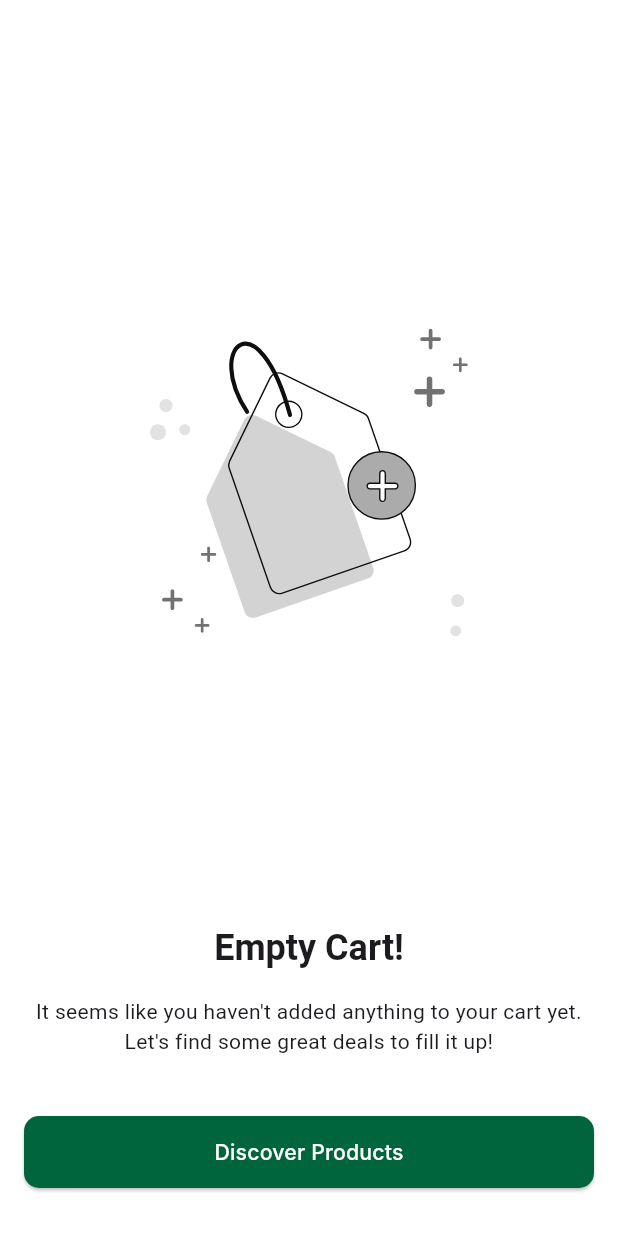
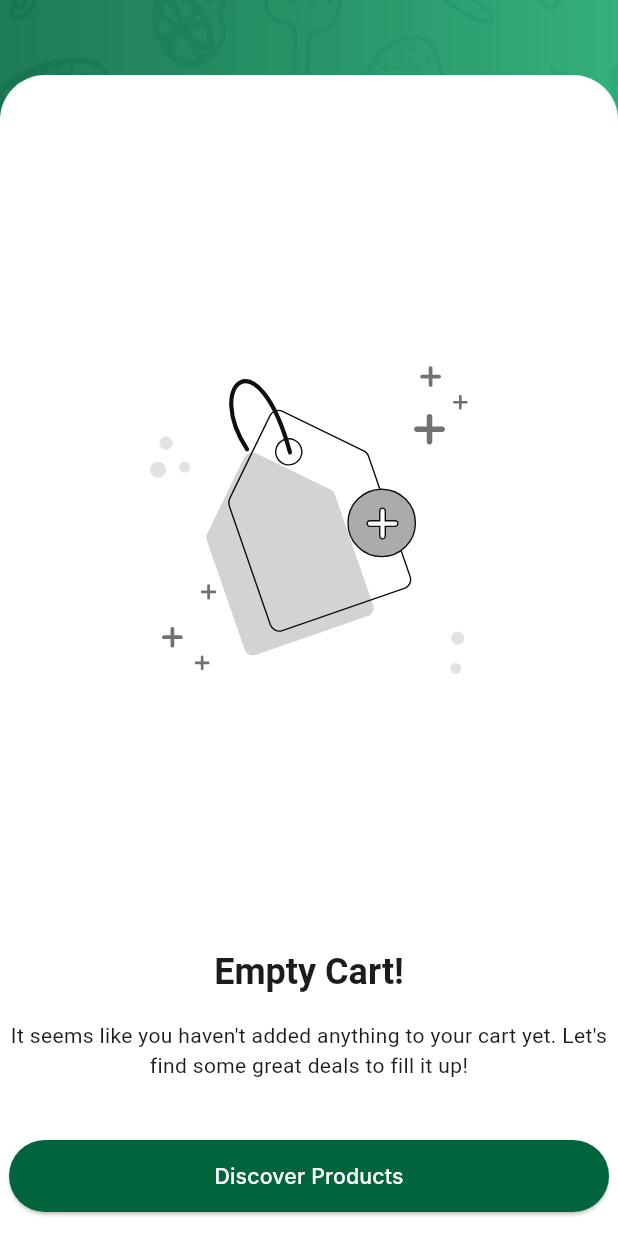
Before and after one commit to saifmessaoudi/Hia_FRONTEND, a Flutter app: the CartScreen screen opened directly, on a phone screen of 412 x 824 dp. Run offline on Flutter 3.47's test engine with Material 3 defaults, Android fonts, the phone set to English and light mode, and no system bars; our stand-ins replace cached_network_image, connectivity_plus, country_code_picker, device_preview, flutter_map, flutter_rating_bar and 22 more; missing offline and left inert: fast_cached_network_image, flutter_facebook_auth, icon_decoration, map_location_picker; accounts and stored records are empty; network calls fail; Roboto replaces fonts that are missing (Inter).

Commit message:
design fixes

```diff
--- a/lib/app/style/app_colors.dart
+++ b/lib/app/style/app_colors.dart
@@ -22,7 +22,7 @@ class AppColors {
   static const Color inputColor = Color(0xFF1B2D51);
   static const Color blackTitleButton = Color(0xFF1B232A);
 
-  static const Color red = Color.fromARGB(255, 255, 97, 86);
+  static const Color red = Color(0xFFFF6156);
   static const Color orange = Color(0xFFFF6D00);
   static const Color sea = Color(0xFF00FFC5);
 
--- a/lib/views/card/empty_card.dart
+++ b/lib/views/card/empty_card.dart
@@ -1,8 +1,7 @@
+import 'package:flutter/material.dart';
 import 'package:flutter_svg/svg.dart';
-import 'package:flutter/material.dart';
 import 'package:hia/app/style/app_style.dart';
 import 'package:hia/views/home/home.dart';
-
 import '../../app/style/app_colors.dart';
 
 class EmptyCard extends StatelessWidget {
@@ -11,10 +10,30 @@ class EmptyCard extends StatelessWidget {
   @override
   Widget build(BuildContext context) {
     return Scaffold(
-      backgroundColor: Colors.white,
-      body: SafeArea(
-        child: Padding(
-          padding: const EdgeInsets.all(16),
+      body: Stack(
+        children: [
+          Container(
+                decoration: const BoxDecoration(
+                  image: DecorationImage(
+                    image: AssetImage("images/hiaauthbgg.png"),
+                    fit: BoxFit.cover,
+                  ),
+                ),
+          ),
+          Column(
+            children: [
+              const SizedBox(height: 50.0),
+              Expanded(
+                child: Container(
+                  width: MediaQuery.of(context).size.width,
+                  decoration:const BoxDecoration(
+                    color: Colors.white,
+                      borderRadius: BorderRadius.only(
+                            topLeft: Radius.circular(30.0),
+                            topRight: Radius.circular(30.0),
+                          ),
+
+                  ),
                   child: Column(
                     children: [
                       const Spacer(flex: 2),
@@ -33,7 +52,6 @@ class EmptyCard extends StatelessWidget {
                         title: "Empty Cart!",
                         description:
                             "It seems like you haven't added anything to your cart yet. Let's find some great deals to fill it up!",
-                // button: you can pass your custom button,
                         btnText: "Discover Products",
                         press: () {
                           Navigator.pushAndRemoveUntil(
@@ -42,15 +60,21 @@ class EmptyCard extends StatelessWidget {
                               builder: (context) => const Home(initialIndex: 0),
                             ),
                             (route) => false,
-                            );                },
+                          );
+                        },
                       ),
                     ],
                   ),
                 ),
               ),
+            ],
+          ),
+        ],
+      ),
     );
   }
 }
+
 class ErrorInfo extends StatelessWidget {
   const ErrorInfo({
     super.key,
@@ -89,7 +113,7 @@ class ErrorInfo extends StatelessWidget {
               description,
               textAlign: TextAlign.center,
             ),
-            const SizedBox(height: 16 * 2.5),
+            const SizedBox(height: 40),
             button ??
                 ElevatedButton(
                   onPressed: press,
@@ -98,10 +122,15 @@ class ErrorInfo extends StatelessWidget {
                     backgroundColor: AppColors.background,
                     foregroundColor: Colors.white,
                     shape: const RoundedRectangleBorder(
-                          borderRadius: BorderRadius.all(Radius.circular(10)))),
-                  child: Text(btnText ?? "Retry".toUpperCase(),style:
-                   AppStyles.interSemiBoldTextButton.copyWith(color: Colors.white).medium()
-                  ,),
+                      borderRadius: BorderRadius.all(Radius.circular(30)),
+                    ),
+                  ),
+                  child: Text(
+                    btnText ?? "Retry".toUpperCase(),
+                    style: AppStyles.interSemiBoldTextButton
+                        .copyWith(color: Colors.white)
+                        .medium(),
+                  ),
                 ),
             const SizedBox(height: 16),
           ],
--- a/lib/views/home/establishment_search_delegate.dart
+++ b/lib/views/home/establishment_search_delegate.dart
@@ -17,7 +17,6 @@ class EstablishmentSearchDelegate extends SearchDelegate<Establishment> {
       IconButton(
         icon: const Icon(Icons.clear),
         onPressed: () {
-          //if query not empty query = '' else pop context
           query.isEmpty ? close(context, Establishment(
             id: '',
             name: '',
@@ -30,7 +29,7 @@ class EstablishmentSearchDelegate extends SearchDelegate<Establishment> {
             averageRating: 0,
             foods: [],
             isOpened: true,
-            reviews: [],  // Provide an empty list for the required 'reviews' parameter
+            reviews: [],
           )) : query = '';
         },
       ),
```
Also changed, not shown: images/delete_icon.json (added, +1 -0 lines), lib/views/card/cart_screen.dart (+5 -7 lines), lib/widgets/homescreen/establishment_card.dart (+72 -15 lines), images/closed_icon.png (added), images/open_icon.png (added). Lines whose indentation alone changed are shown as unchanged.
